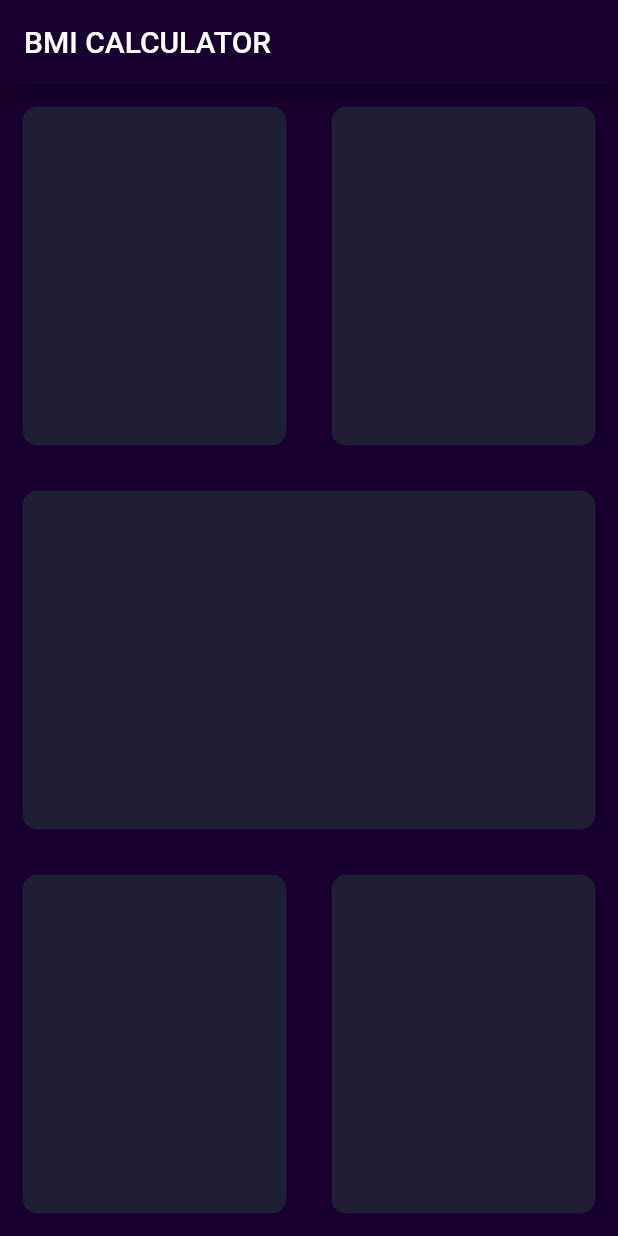
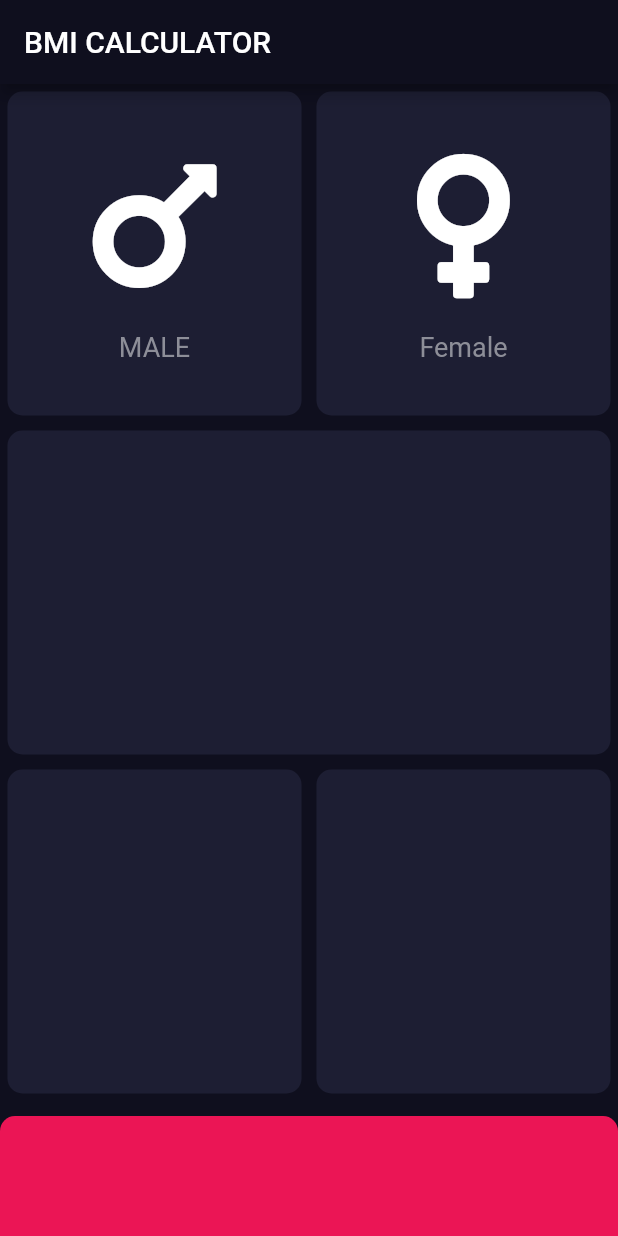
Before and after one commit to Chu-4hun/Flutter_BML_calculator, a Flutter app: the screen it shows after launch, on a phone screen of 412 x 824 dp. Run offline on Flutter 3.47's test engine with Material 2 defaults, Android fonts, the phone set to English and light mode, and no system bars; our stand-ins replace font_awesome_flutter.

Commit message:
added gender icons

```diff
--- a/lib/main.dart
+++ b/lib/main.dart
@@ -1,5 +1,8 @@
+// ignore_for_file: prefer_const_constructors
+
 import 'package:flutter/material.dart';
 import 'package:flutter/services.dart';
+import 'package:font_awesome_flutter/font_awesome_flutter.dart';
 
 void main() => runApp(BMICalculator());
 
@@ -9,14 +12,12 @@ class BMICalculator extends StatelessWidget {
     return MaterialApp(
         home: InputPage(),
         theme: ThemeData(
-          scaffoldBackgroundColor: Color(0xff17002D),
-          primaryColor: Color(0xff17002D),
-          // colorScheme: ColorScheme.fromSwatch().copyWith(
-          //   brightness: Brightness.light,
-          //   secondary: Colors.amber,
-          //   primary: Color(0xff0F0F1E),
-          //   background: Color(0xff0F0F1E),
-          // ),
+          scaffoldBackgroundColor: Color(0xff0F0F1E),
+          colorScheme: ColorScheme.fromSwatch().copyWith(
+            surface: Color(0xFF1D1E33),
+            secondary: Color(0xFFEB1555),
+            primary: Color(0xff0F0F1E),
+          ),
         ));
   }
 }
@@ -35,7 +36,7 @@ class _InputPageState extends State<InputPage> {
     return Scaffold(
       appBar: AppBar(
         title: Text('BMI CALCULATOR'),
-        backgroundColor: Theme.of(context).primaryColor,
+        backgroundColor: Theme.of(context).colorScheme.primary,
       ),
       body: Column(
         children: <Widget>[
@@ -43,61 +44,109 @@ class _InputPageState extends State<InputPage> {
             child: Row(
               children: <Widget>[
                 Expanded(
-                  child: Container(
-                    decoration: BoxDecoration(
-                      borderRadius: BorderRadius.circular(10.0),
-                      color: Color(0xFF1D1E33),
+                  child: ReusableCard(
+                    color: Theme.of(context).colorScheme.surface,
+                    cardChild: GenderWidget(
+                      FontAwesomeIcons.mars,
+                      'MALE',
                     ),
-                    margin: EdgeInsets.all(15.0),
                   ),
                 ),
                 Expanded(
-                  child: Container(
-                    decoration: BoxDecoration(
-                      borderRadius: BorderRadius.circular(10.0),
-                      color: Color(0xFF1D1E33),
+                  child: ReusableCard(
+                    color: Theme.of(context).colorScheme.surface,
+                    cardChild: GenderWidget(
+                      FontAwesomeIcons.venus,
+                      'Female',
                     ),
-                    margin: EdgeInsets.all(15.0),
                   ),
                 ),
               ],
             ),
           ),
           Expanded(
-            child: Container(
-              decoration: BoxDecoration(
-                borderRadius: BorderRadius.circular(10.0),
-                color: Color(0xFF1D1E33),
-              ),
-              margin: EdgeInsets.all(15.0),
+            child: ReusableCard(
+              color: Theme.of(context).colorScheme.surface,
             ),
           ),
           Expanded(
             child: Row(
               children: <Widget>[
                 Expanded(
-                  child: Container(
-                    decoration: BoxDecoration(
-                      borderRadius: BorderRadius.circular(10.0),
-                      color: Color(0xFF1D1E33),
-                    ),
-                    margin: EdgeInsets.all(15.0),
+                  child: ReusableCard(
+                    color: Theme.of(context).colorScheme.surface,
                   ),
                 ),
                 Expanded(
-                  child: Container(
-                    decoration: BoxDecoration(
-                      borderRadius: BorderRadius.circular(10.0),
-                      color: Color(0xFF1D1E33),
-                    ),
-                    margin: EdgeInsets.all(15.0),
+                  child: ReusableCard(
+                    color: Theme.of(context).colorScheme.surface,
                   ),
                 ),
               ],
             ),
+          ),
+          Container(
+            decoration: BoxDecoration(
+              borderRadius: const BorderRadius.vertical(
+                  top: Radius.circular(10), bottom: Radius.zero),
+              color: Theme.of(context).colorScheme.secondary,
+            ),
+            margin: EdgeInsets.only(top: 10),
+            width: double.infinity,
+            height: 80.0,
           ),
         ],
       ),
     );
   }
 }
+
+class GenderWidget extends StatelessWidget {
+  GenderWidget(this.ico, this.label);
+
+  final IconData ico;
+  final String label;
+
+  @override
+  Widget build(BuildContext context) {
+    return Column(
+      mainAxisAlignment: MainAxisAlignment.center,
+      children: <Widget>[
+        Icon(
+          ico,
+          size: 110.0,
+          color: Colors.white,
+        ),
+        SizedBox(
+          height: 15.0,
+        ),
+        Text(
+          label,
+          style: TextStyle(
+            fontSize: 18.0,
+            color: Color(0xFF8D8E98),
+          ),
+        ),
+      ],
+    );
+  }
+}
+
+class ReusableCard extends StatelessWidget {
+  ReusableCard({required this.color, this.cardChild});
+
+  final Color color;
+  final Widget? cardChild;
+
+  @override
+  Widget build(BuildContext context) {
+    return Container(
+      child: cardChild,
+      margin: EdgeInsets.all(5.0),
+      decoration: BoxDecoration(
+        borderRadius: BorderRadius.circular(10.0),
+        color: color,
+      ),
+    );
+  }
+}
```
Also changed, not shown: pubspec.yaml (+1 -67 lines), pubspec.lock.
